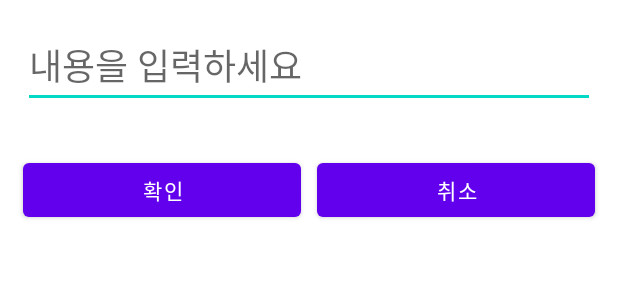
After one commit to chung629/PlannerForPlanman, an Android app: the layout addplan_fab_dialog.xml on its own in the app's theme, with its tools: preview values and no code run, on a phone screen of 412 x 824 dp. The commit adds this screen. Shown: the top 300 px of the screen. Run offline under Robolectric (Android 15) with nearby library versions, the light colour scheme and no system bars.

Commit message:
dialog window complete

```diff
--- a/app/src/main/java/org/chunghyun/plannerforplanman/Fragment_addPlanPage.java
+++ b/app/src/main/java/org/chunghyun/plannerforplanman/Fragment_addPlanPage.java
@@ -37,7 +37,8 @@ public class Fragment_addPlanPage extends Fragment {
         fab.setOnClickListener(new View.OnClickListener() {
             @Override
             public void onClick(View v) {
-
+                Add_Plan_CustomDialog customDialog = new Add_Plan_CustomDialog(rootView.getContext());
+                customDialog.callFunction();
             }
         });
         //test 메시지
--- a/app/src/main/java/org/chunghyun/plannerforplanman/OnNoteItemClickListener.java
+++ b/app/src/main/java/org/chunghyun/plannerforplanman/Home_OnNoteItemClickListener.java
@@ -2,6 +2,6 @@ package org.chunghyun.plannerforplanman;
 
 import android.view.View;
 
-public interface OnNoteItemClickListener {
+public interface Home_OnNoteItemClickListener {
     public void onItemClick(Home_NoteAdapter.ViewHolder holder, View view, int position);
 }
--- /dev/null
+++ b/app/src/main/res/layout/addplan_fab_dialog.xml
@@ -0,0 +1,39 @@
+<?xml version="1.0" encoding="utf-8"?>
+<LinearLayout xmlns:android="http://schemas.android.com/apk/res/android"
+    android:layout_width="match_parent"
+    android:layout_height="match_parent"
+    android:orientation="vertical">
+
+    <EditText
+        android:id="@+id/content"
+        android:layout_width="match_parent"
+        android:layout_height="wrap_content"
+        android:ems="10"
+        android:inputType="text"
+        android:hint="내용을 입력하세요"
+        android:textSize="24sp"
+        android:layout_margin="15dp"/>
+
+    <LinearLayout
+        android:layout_width="match_parent"
+        android:layout_height="wrap_content"
+        android:orientation="horizontal"
+        android:layout_margin="10dp">
+
+        <Button
+            android:id="@+id/confirm"
+            android:layout_width="wrap_content"
+            android:layout_height="wrap_content"
+            android:layout_weight="1"
+            android:layout_margin="5dp"
+            android:text="확인" />
+
+        <Button
+            android:id="@+id/cancel"
+            android:layout_width="wrap_content"
+            android:layout_height="wrap_content"
+            android:layout_weight="1"
+            android:layout_margin="5dp"
+            android:text="취소" />
+    </LinearLayout>
+</LinearLayout>
```
Also changed, not shown: app/src/main/java/org/chunghyun/plannerforplanman/Add_Plan_CustomDialog.java (added, +48 -0 lines), app/src/main/java/org/chunghyun/plannerforplanman/Add_Plan_OnNoteItemClickListener.java (added, +7 -0 lines), app/src/main/java/org/chunghyun/plannerforplanman/Add_Plan_PageAdapter.java (+23 -3 lines), app/src/main/java/org/chunghyun/plannerforplanman/Home_NoteAdapter.java (+6 -7 lines).
